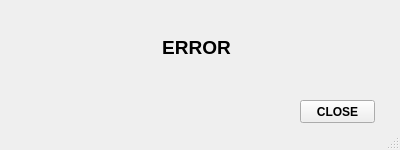
Old version of the form ERROR.ui in the repository YudhaDevelops/JawaLearn-PyQt5.
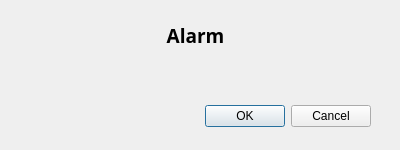
New version of the form.

```diff
--- a/ERROR.ui
+++ b/ERROR.ui
@@ -1,7 +1,7 @@
 <?xml version="1.0" encoding="UTF-8"?>
 <ui version="4.0">
- <class>MainWindow</class>
- <widget class="QMainWindow" name="MainWindow">
+ <class>Dialog</class>
+ <widget class="QDialog" name="Dialog">
   <property name="geometry">
    <rect>
     <x>0</x>
@@ -13,53 +13,46 @@
   <property name="windowTitle">
    <string>MainWindow</string>
   </property>
-  <widget class="QWidget" name="centralwidget">
-   <widget class="QLabel" name="label_error">
+  <widget class="QDialogButtonBox" name="buttonBox">
     <property name="geometry">
      <rect>
-      <x>36</x>
-      <y>22</y>
-      <width>321</width>
-      <height>51</height>
+     <x>30</x>
+     <y>100</y>
+     <width>341</width>
+     <height>32</height>
+    </rect>
+   </property>
+   <property name="orientation">
+    <enum>Qt::Horizontal</enum>
+   </property>
+   <property name="standardButtons">
+    <set>QDialogButtonBox::Cancel|QDialogButtonBox::Ok</set>
+   </property>
+  </widget>
+  <widget class="QLabel" name="Qlabel_error">
+   <property name="geometry">
+    <rect>
+     <x>30</x>
+     <y>20</y>
+     <width>331</width>
+     <height>31</height>
      </rect>
     </property>
     <property name="font">
      <font>
-      <family>Nirmala UI</family>
+     <family>TH SarabunPSK</family>
       <pointsize>14</pointsize>
       <weight>75</weight>
       <bold>true</bold>
      </font>
     </property>
     <property name="text">
-     <string>ERROR</string>
+    <string>Alarm</string>
     </property>
     <property name="alignment">
      <set>Qt::AlignCenter</set>
     </property>
    </widget>
-   <widget class="QPushButton" name="btn_close">
-    <property name="geometry">
-     <rect>
-      <x>300</x>
-      <y>100</y>
-      <width>75</width>
-      <height>23</height>
-     </rect>
-    </property>
-    <property name="font">
-     <font>
-      <family>Nirmala UI</family>
-      <weight>75</weight>
-      <bold>true</bold>
-     </font>
-    </property>
-    <property name="text">
-     <string>CLOSE</string>
-    </property>
-   </widget>
-  </widget>
-  <widget class="QStatusBar" name="statusbar"/>
  </widget>
  <resources/>
  <connections/>
```
Left out of the diff: 37 changed lines with no effect on the pictures. Lines whose indentation alone changed are shown as unchanged.
